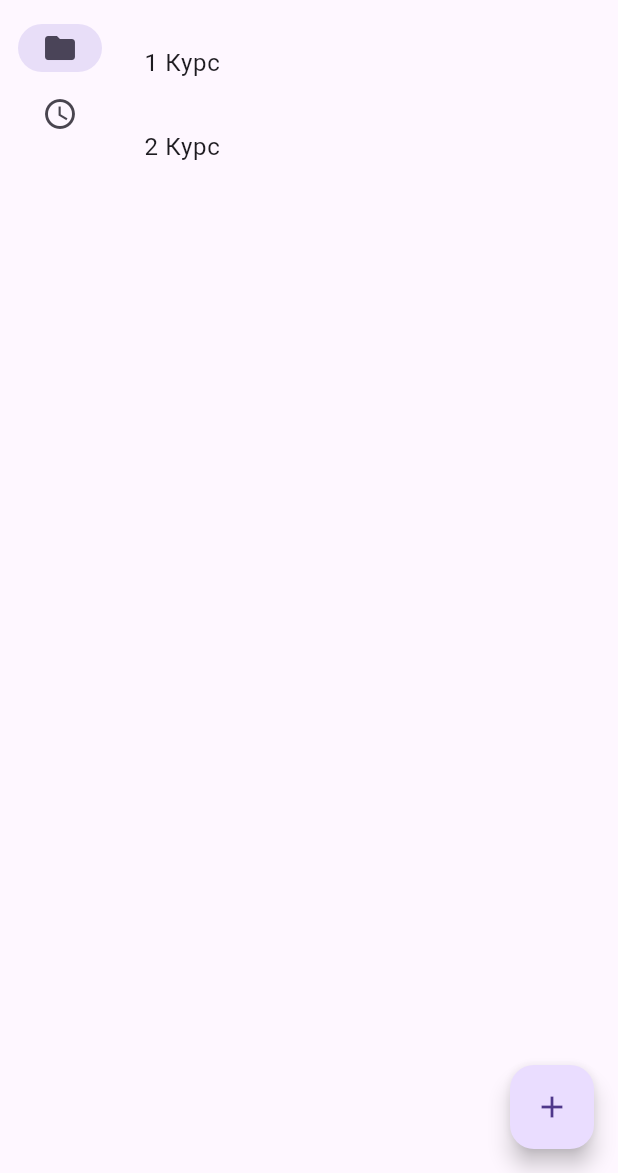
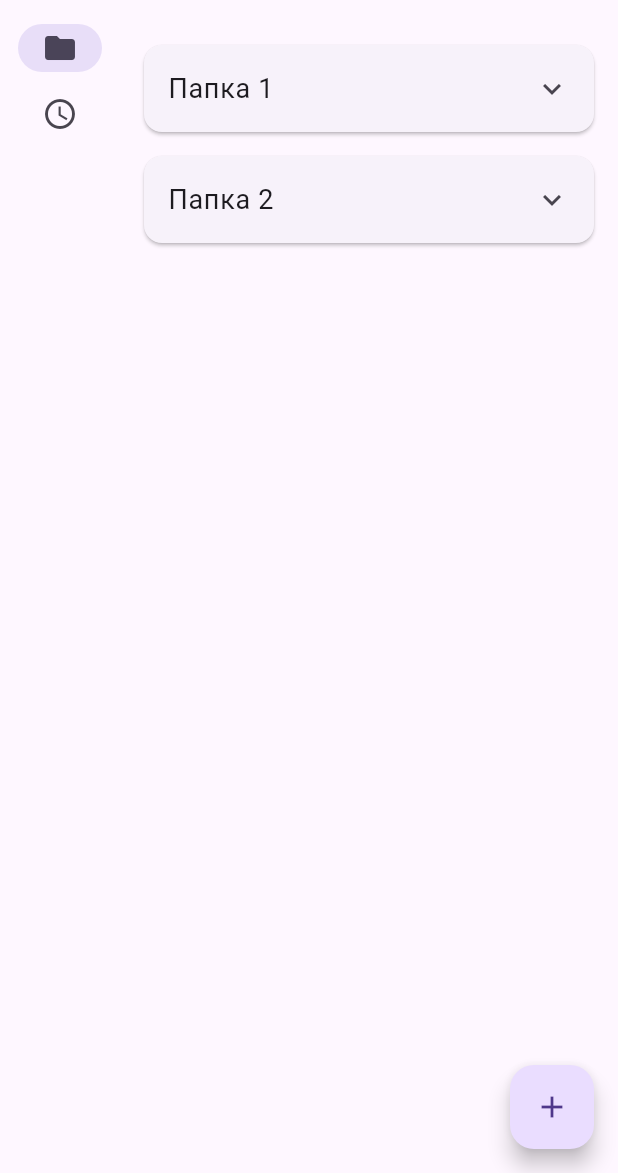
Before and after one commit to GIKAU0MAZET/kursovaya_notebook, a Flutter app: the FoldersListScreen screen opened by its route, on a phone screen of 412 x 824 dp, the part 63-1236 px from its top. Run offline on Flutter 3.47's test engine with Material 3 defaults, Android fonts, the light colour scheme and no system bars; our stand-ins replace flutter_bloc, go_router.

Commit message:
⚡️ folders/schedule: update UI

```diff
--- a/lib/feature/folders/ui/page/folder_list_page.dart
+++ b/lib/feature/folders/ui/page/folder_list_page.dart
@@ -3,6 +3,8 @@ import 'package:flutter_bloc/flutter_bloc.dart';
 import 'package:go_router/go_router.dart';
 import 'package:kursovaya_notebook/feature/dashboard/bloc/dashboard_cubit.dart';
 import 'package:kursovaya_notebook/feature/folders/ui/widget/add_folder_dialog.dart';
+import 'package:kursovaya_notebook/feature/subjects/bloc/subject_cubit.dart';
+import 'package:kursovaya_notebook/feature/subjects/ui/widgets/add_subject_dialog.dart';
 
 class FoldersListScreen extends StatelessWidget {
   const FoldersListScreen({super.key});
@@ -12,16 +14,90 @@ class FoldersListScreen extends StatelessWidget {
   @override
   Widget build(BuildContext context) {
     final folders = context.watch<DashboardCubit>().state.folders;
+    final subjectsCubit = context.watch<SubjectCubit>();
 
     return Scaffold(
       appBar: AppBar(title: const Text('Мои папки')),
       body: ListView.builder(
+        padding: const EdgeInsets.all(16),
         itemCount: folders.length,
-        itemBuilder:
-            (context, index) => ListTile(
-              title: Text(folders[index]),
-              onTap: () => context.go('/folders/${index + 1}'),
+        itemBuilder: (context, index) {
+          final folderId = '${index + 1}';
+          final subjects = subjectsCubit.state.foldersSubjects[folderId] ?? [];
+
+          return Card(
+            margin: const EdgeInsets.only(bottom: 16),
+            shape: RoundedRectangleBorder(
+              borderRadius: BorderRadius.circular(12),
             ),
+            child: Theme(
+              data: Theme.of(context).copyWith(
+                dividerColor: Colors.transparent, // Убираем разделитель
+              ),
+              child: ExpansionTile(
+                tilePadding: const EdgeInsets.symmetric(horizontal: 16),
+                title: Text(
+                  'Папка $folderId',
+                  style: const TextStyle(fontSize: 18),
+                ),
+                children: [
+                  Padding(
+                    padding: const EdgeInsets.only(
+                      left: 16,
+                      right: 16,
+                      bottom: 16,
+                    ),
+                    child: Column(
+                      children: [
+                        if (subjects.isEmpty)
+                          const Padding(
+                            padding: EdgeInsets.only(bottom: 16),
+                            child: Text(
+                              'Нет предметов',
+                              style: TextStyle(color: Colors.grey),
+                            ),
+                          )
+                        else
+                          ...subjects.map(
+                            (subject) => Padding(
+                              padding: const EdgeInsets.only(bottom: 8),
+                              child: InkWell(
+                                onTap:
+                                    () => context.push(
+                                      '${FoldersListScreen.path}/$folderId/subjects/${subjects.indexOf(subject)}',
+                                    ),
+                                borderRadius: BorderRadius.circular(8),
+                                child: Container(
+                                  width: double.infinity,
+                                  padding: const EdgeInsets.symmetric(
+                                    vertical: 12,
+                                    horizontal: 16,
+                                  ),
+                                  decoration: BoxDecoration(
+                                    color: Theme.of(context).cardColor,
+                                    border: Border.all(
+                                      color: Colors.grey.withOpacity(0.3),
+                                    ),
+                                    borderRadius: BorderRadius.circular(8),
+                                  ),
+                                  child: Text(
+                                    subject.name,
+                                    style: const TextStyle(fontSize: 16),
+                                  ),
+                                ),
+                              ),
+                            ),
+                          ),
+                        const SizedBox(height: 8),
+                        _AddSubjectButton(folderId: folderId),
+                      ],
+                    ),
+                  ),
+                ],
+              ),
+            ),
+          );
+        },
       ),
       floatingActionButton: FloatingActionButton(
         onPressed:
@@ -34,3 +110,29 @@ class FoldersListScreen extends StatelessWidget {
     );
   }
 }
+
+class _AddSubjectButton extends StatelessWidget {
+  final String folderId;
+
+  const _AddSubjectButton({required this.folderId});
+
+  @override
+  Widget build(BuildContext context) {
+    return InkWell(
+      onTap:
+          () => showDialog(
+            context: context,
+            builder: (_) => AddSubjectDialog(folderId: folderId),
+          ),
+      child: Container(
+        height: 40,
+        decoration: BoxDecoration(
+          border: Border.all(color: Colors.grey),
+          borderRadius: BorderRadius.circular(8),
+        ),
+        alignment: Alignment.center,
+        child: const Icon(Icons.add, size: 20),
+      ),
+    );
+  }
+}
--- a/lib/feature/schedule/ui/page/schedule_page.dart
+++ b/lib/feature/schedule/ui/page/schedule_page.dart
@@ -130,7 +130,7 @@ class _PairSlot extends StatelessWidget {
         children: [
           // Блок с номером пары и временем
           SizedBox(
-            width: 100,
+            width: 70,
             child: Column(
               crossAxisAlignment: CrossAxisAlignment.start,
               children: [
@@ -156,7 +156,7 @@ class _PairSlot extends StatelessWidget {
               children: [
                 ...events.map(
                   (event) => Padding(
-                    padding: const EdgeInsets.only(bottom: 8),
+                    padding: const EdgeInsets.only(bottom: 4),
                     child: _EventItem(
                       event: event,
                       onRemove:
@@ -184,7 +184,6 @@ class _EventItem extends StatelessWidget {
   @override
   Widget build(BuildContext context) {
     return Container(
-      margin: const EdgeInsets.only(top: 4),
       decoration: BoxDecoration(
         border: Border.all(color: Colors.grey),
         borderRadius: BorderRadius.circular(8),
```
